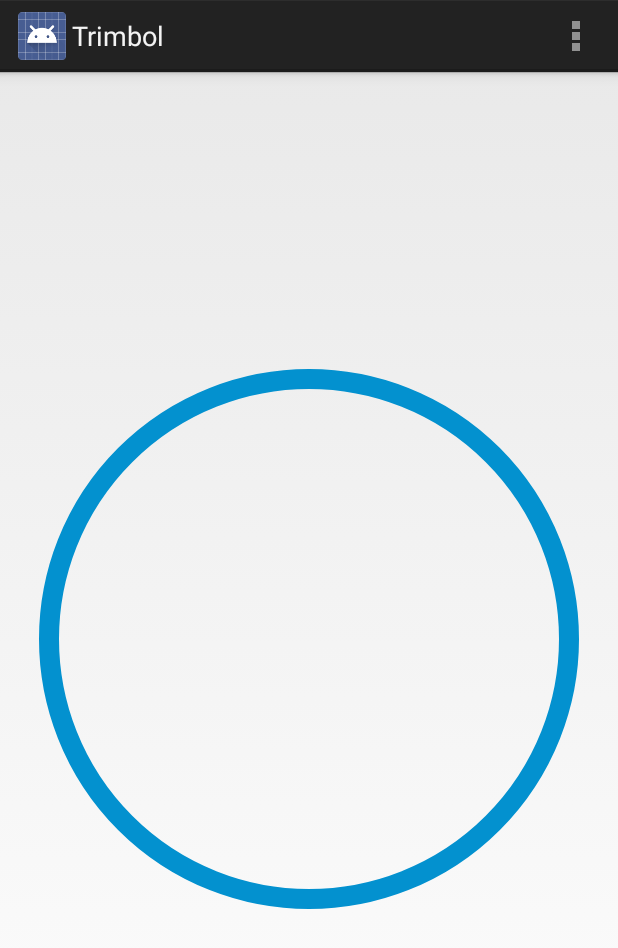
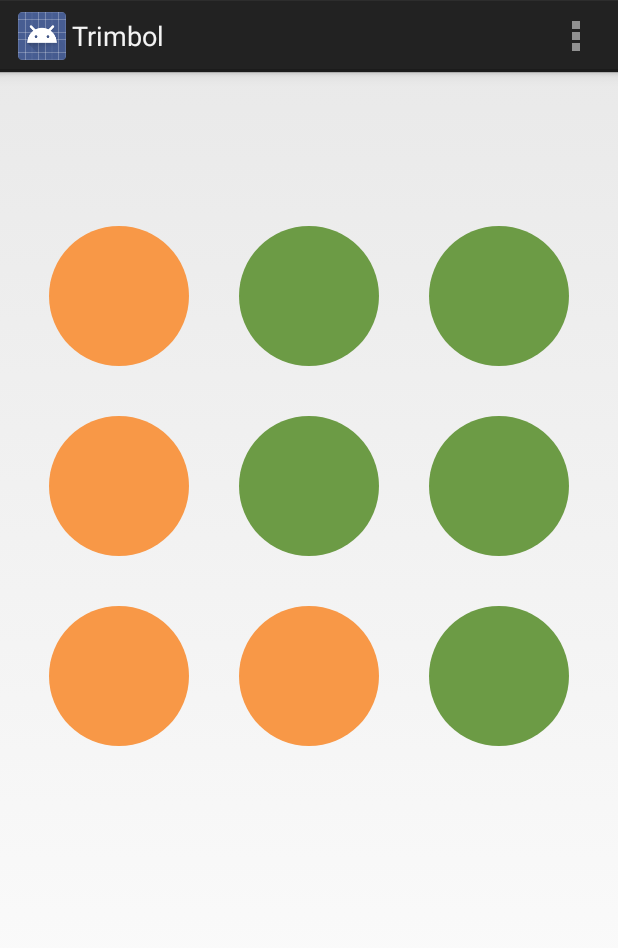
Before and after one commit to ajbtee/trimbol, an Android app: the screen it shows after launch (PuzzleActivity), on a phone screen of 412 x 824 dp. Shown: the top 948 px of the screen. Run offline under Robolectric (Android 15) with nearby library versions, the light colour scheme and no system bars.

Commit message:
graphics being draw properly

```diff
--- a/app/src/main/java/com/detroitlabs/trimbol/activities/PuzzleActivity.java
+++ b/app/src/main/java/com/detroitlabs/trimbol/activities/PuzzleActivity.java
@@ -1,18 +1,15 @@
 package com.detroitlabs.trimbol.activities;
 
 import android.app.Activity;
-import android.gesture.GestureOverlayView;
 import android.os.Bundle;
 import android.util.Log;
 import android.view.Menu;
 import android.view.MenuItem;
-import android.view.MotionEvent;
-import android.widget.GridLayout;
-import android.widget.Toast;
 
+import com.detroitlabs.trimbol.R;
 import com.detroitlabs.trimbol.objects.Grid;
 import com.detroitlabs.trimbol.utils.GridHandler;
-import com.detroitlabs.trimbol.R;
+import com.detroitlabs.trimbol.views.PuzzleLayout;
 import com.detroitlabs.trimbol.views.SymbolView;
 
 
@@ -25,18 +22,13 @@ public class PuzzleActivity extends Activity {
         Grid grid = new Grid();
         GridHandler.initiatePuzzle(grid);
 
-        GridLayout gridLayout = (GridLayout) findViewById(R.id.puzzle);
-        gridLayout.setColumnCount(grid.getGridY());
-        gridLayout.setRowCount(grid.getGridX());
+        PuzzleLayout gameBoard = (PuzzleLayout) findViewById(R.id.gameboard);
 
         for (int row = 0; row < grid.getGridY(); row++){
             for (int column = 0; column < grid.getGridX(); column++){
                 Log.e("GridLayout", "Row " + row + " Column " + column);
-
-                GridLayout.Spec rowSpec = GridLayout.spec(row);
-                GridLayout.Spec columnSpec = GridLayout.spec(column);
-                GridLayout.LayoutParams params = new GridLayout.LayoutParams(rowSpec, columnSpec);
-                gridLayout.addView(new SymbolView(this), params);
+                SymbolView symbolView = new SymbolView(this);
+                gameBoard.addView(symbolView);
             }
         }
     }
--- a/app/src/main/java/com/detroitlabs/trimbol/objects/Location.java
+++ /dev/null
@@ -1,8 +0,0 @@
-package com.detroitlabs.trimbol.objects;
-
-/**
- * Created by andrewjb on 11/21/14.
- */
-public class Location {
-
-}
--- /dev/null
+++ b/app/src/main/java/com/detroitlabs/trimbol/views/PuzzleLayout.java
@@ -0,0 +1,63 @@
+package com.detroitlabs.trimbol.views;
+
+import android.content.Context;
+import android.graphics.Rect;
+import android.util.AttributeSet;
+import android.util.DisplayMetrics;
+import android.view.View;
+import android.view.ViewGroup;
+
+/**
+ * Created by andrewjb on 11/26/14.
+ */
+public class PuzzleLayout extends ViewGroup {
+
+    private int screenWidth, screenHeight;
+
+    private final Rect rect = new Rect();
+
+    public PuzzleLayout(Context context) {
+        super(context);
+        init();
+    }
+
+    public PuzzleLayout(Context context, AttributeSet attrs) {
+        super(context, attrs);
+        init();
+    }
+
+    public PuzzleLayout(Context context, AttributeSet attrs, int defStyle) {
+        super(context, attrs, defStyle);
+        init();
+    }
+
+    private void init (){
+        this.setClipChildren(false);
+        DisplayMetrics display = getContext().getResources().getDisplayMetrics();
+        screenWidth = display.widthPixels;
+        screenHeight = display.heightPixels;
+    }
+
+    @Override
+    protected void onLayout(boolean changed, int left, int top, int right, int bottom) {
+
+        final int cellWidth = getWidth()/3;
+        final int cellHeight = getHeight()/3;
+        int row = -1;
+
+        for (int column = 0; column < getChildCount(); column++){
+            View childView = getChildAt(column);
+
+            rect.left = (column%3)*cellWidth;
+            rect.right = rect.left+cellWidth;
+
+            if (column % 3 == 0)
+                row++;
+            rect.top = row*cellWidth;
+            rect.bottom = rect.top+cellWidth;
+
+
+            childView.layout(rect.left, rect.top, rect.right, rect.bottom);
+        }
+    }
+}
--- a/app/src/main/java/com/detroitlabs/trimbol/views/SymbolView.java
+++ b/app/src/main/java/com/detroitlabs/trimbol/views/SymbolView.java
@@ -2,11 +2,12 @@ package com.detroitlabs.trimbol.views;
 
 import android.content.Context;
 import android.graphics.Canvas;
-import android.graphics.Color;
 import android.graphics.Paint;
 import android.util.AttributeSet;
 import android.view.MotionEvent;
 import android.view.View;
+
+import com.detroitlabs.trimbol.objects.Symbol;
 
 /**
  * Created by andrewjb on 11/14/14.
@@ -17,20 +18,39 @@ public class SymbolView extends View {
     static final int MIN_DISTANCE = 150;
     private float x1,x2,y1,y2;
     private SymbolView symbolView;
+    private int symbolType = (int) Math.ceil(Math.random() * 3);
+
+    private void init(Context context){
+        circlePaint = new Paint();
+        switch (symbolType){
+            case Symbol.ROC:
+                circlePaint.setARGB(255, 108, 155, 69);
+                break;
+            case Symbol.PAP:
+                circlePaint.setARGB(255, 3, 145, 207);
+                break;
+            case Symbol.SCI:
+                circlePaint.setARGB(255, 248, 152, 71);
+                break;
+        }
+        //circlePaint.setStrokeWidth(20);
+        circlePaint.setAntiAlias(true);
+        circlePaint.setStyle(Paint.Style.FILL);
+    }
 
     public SymbolView(Context context) {
         super(context);
-        init();
+        init(context);
     }
 
     public SymbolView(Context context, AttributeSet attrs) {
         super(context, attrs);
-        init();
+        init(context);
     }
 
     public SymbolView(Context context, AttributeSet attrs, int defStyleAttr) {
         super(context, attrs, defStyleAttr);
-        init();
+        init(context);
     }
 
     @Override
@@ -75,12 +95,4 @@ public class SymbolView extends View {
         else
             return -scrollBy;
     }
-
-    private void init(){
-        circlePaint = new Paint();
-        circlePaint.setARGB(255, 3, 145, 207);
-        circlePaint.setStrokeWidth(20);
-        circlePaint.setAntiAlias(true);
-        circlePaint.setStyle(Paint.Style.STROKE);
-    }
 }
--- a/app/src/main/res/layout/activity_puzzle.xml
+++ b/app/src/main/res/layout/activity_puzzle.xml
@@ -7,11 +7,13 @@
     android:paddingTop="@dimen/activity_vertical_margin"
     android:paddingBottom="@dimen/activity_vertical_margin"
     android:orientation="vertical"
+    android:clipToPadding="false"
     android:gravity="center"
     tools:context=".PuzzleActivity">
 
-    <GridLayout
-        android:id="@+id/puzzle"
+    <com.detroitlabs.trimbol.views.PuzzleLayout
+        android:id="@+id/gameboard"
+        android:layout_marginTop="80dp"
         android:layout_width="wrap_content"
         android:layout_height="wrap_content"/>
 
```
